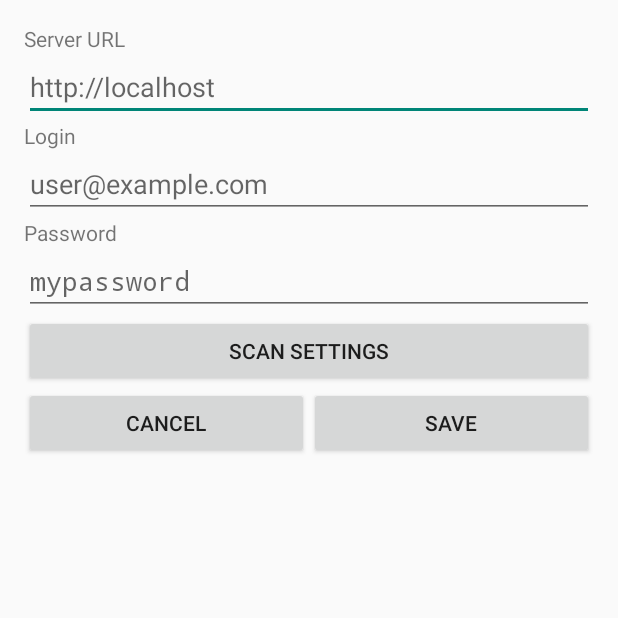
After one commit to ErosFricker/bachelor-thesis, an Android app: the SettingsActivity screen opened directly, with no data from a screen before it, on a phone screen of 412 x 824 dp, the top half of it. The commit adds this screen. Run offline under Robolectric (Android 15) with nearby library versions, the phone set to English and light mode, and no system bars.

Commit message:
added settings activity
settings activity

```diff
--- a/app/src/main/AndroidManifest.xml
+++ b/app/src/main/AndroidManifest.xml
@@ -41,6 +41,9 @@
         <activity
             android:name=".activities.CalendarActivity"
             android:label="@string/title_activity_calendar" />
+        <activity
+            android:name=".activities.SettingsActivity"
+            android:label="@string/title_activity_settings"></activity>
     </application>
 
 </manifest>
--- /dev/null
+++ b/app/src/main/java/ch/uzh/ifi/seal/bachelorthesis/activities/SettingsActivity.java
@@ -0,0 +1,57 @@
+package ch.uzh.ifi.seal.bachelorthesis.activities;
+
+import android.os.Bundle;
+import android.app.Activity;
+import android.view.View;
+import android.widget.Button;
+import android.widget.EditText;
+
+import ch.uzh.ifi.seal.bachelorthesis.R;
+
+public class SettingsActivity extends Activity {
+
+    Button cancelButton, saveButton, scanTokenButton;
+    EditText serverURLEditText, loginEditText, passwordEditText;
+
+    @Override
+    protected void onCreate(Bundle savedInstanceState) {
+        super.onCreate(savedInstanceState);
+        setContentView(R.layout.activity_settings);
+
+        serverURLEditText = (EditText)findViewById(R.id.setting_server_url);
+        loginEditText = (EditText)findViewById(R.id.setting_login);
+        passwordEditText = (EditText)findViewById(R.id.setting_password);
+
+        cancelButton = (Button)findViewById(R.id.cancel_button);
+        cancelButton.setOnClickListener(new View.OnClickListener() {
+            @Override
+            public void onClick(View v) {
+                finish();
+            }
+        });
+        saveButton = (Button)findViewById(R.id.save_button);
+        saveButton.setOnClickListener(new View.OnClickListener() {
+            @Override
+            public void onClick(View v) {
+                saveSettings();
+            }
+        });
+        scanTokenButton = (Button)findViewById(R.id.scan_settings_token_button);
+        scanTokenButton.setOnClickListener(new View.OnClickListener() {
+            @Override
+            public void onClick(View v) {
+                scanSettingsToken();
+            }
+        });
+
+    }
+
+    private void scanSettingsToken() {
+
+    }
+
+    private void saveSettings() {
+
+    }
+
+}
--- a/app/src/main/java/ch/uzh/ifi/seal/bachelorthesis/activities/menu/MainActivity.java
+++ b/app/src/main/java/ch/uzh/ifi/seal/bachelorthesis/activities/menu/MainActivity.java
@@ -16,7 +16,8 @@ public class MainActivity extends CarouselActivity {
         getCarousel().setPageMargin(30);
         getCarousel().setContents(new MainMenuItem("My Issues", R.mipmap.bug, 0),
                 new MainMenuItem("My Calendar", R.mipmap.calendar, 1),
-                new MainMenuItem("Scan Developers", R.mipmap.scan, 2));
+                new MainMenuItem("Scan Developers", R.mipmap.scan, 2),
+                new MainMenuItem("Settings", R.mipmap.settings, 3));
     }
 
 }
--- a/app/src/main/java/ch/uzh/ifi/seal/bachelorthesis/activities/menu/MainMenuItem.java
+++ b/app/src/main/java/ch/uzh/ifi/seal/bachelorthesis/activities/menu/MainMenuItem.java
@@ -5,6 +5,7 @@ import android.content.Intent;
 import ch.uzh.ifi.seal.bachelorthesis.activities.CalendarActivity;
 import ch.uzh.ifi.seal.bachelorthesis.activities.IssuesActivity;
 import ch.uzh.ifi.seal.bachelorthesis.activities.ScanActivity;
+import ch.uzh.ifi.seal.bachelorthesis.activities.SettingsActivity;
 import ch.uzh.ifi.seal.bachelorthesis.rest.SettingsParser;
 
 /**
@@ -31,8 +32,10 @@ public class MainMenuItem extends MenuItem {
             case 2:
                 intent = new Intent(context, ScanActivity.class);
                 break;
+            case 3:
+                intent = new Intent(context, SettingsActivity.class);
+                break;
             default:
-
                 break;
 
         }
--- /dev/null
+++ b/app/src/main/res/layout/activity_settings.xml
@@ -0,0 +1,77 @@
+<?xml version="1.0" encoding="utf-8"?>
+<ScrollView xmlns:android="http://schemas.android.com/apk/res/android"
+    xmlns:tools="http://schemas.android.com/tools"
+    android:layout_width="match_parent"
+    android:layout_height="match_parent"
+    android:paddingBottom="@dimen/activity_vertical_margin"
+    android:paddingLeft="@dimen/activity_horizontal_margin"
+    android:paddingRight="@dimen/activity_horizontal_margin"
+    android:paddingTop="@dimen/activity_vertical_margin"
+    android:orientation="vertical"
+    tools:context="ch.uzh.ifi.seal.bachelorthesis.activities.SettingsActivity">
+    <LinearLayout
+        android:orientation="vertical"
+        android:layout_width="match_parent"
+        android:layout_height="match_parent">
+        <TextView
+            style="@style/recon_jet_text_primary"
+            android:layout_width="match_parent"
+            android:layout_height="wrap_content"
+            android:text="Server URL"/>
+        <EditText
+            android:layout_width="match_parent"
+            android:layout_height="wrap_content"
+            android:hint="http://localhost"
+            android:id="@+id/setting_server_url"
+            android:inputType="textUri"/>
+        <TextView
+            android:layout_width="match_parent"
+            android:layout_height="wrap_content"
+            android:text="Login"
+            style="@style/recon_jet_text_primary"/>
+        <EditText
+            android:layout_width="match_parent"
+            android:layout_height="wrap_content"
+            android:id="@+id/setting_login"
+            style="@style/recon_jet_text_selectable"
+            android:hint="user@example.com" />
+
+        <TextView
+            style="@style/recon_jet_text_primary"
+            android:layout_width="match_parent"
+            android:layout_height="wrap_content"
+            android:text="Password"/>
+        <EditText
+            style="@style/recon_jet_text_selectable"
+            android:layout_width="match_parent"
+            android:layout_height="wrap_content"
+            android:id="@+id/setting_password"
+            android:inputType="textPassword"
+            android:hint="mypassword"/>
+        <Button
+            style="@style/recon_jet_text_selectable"
+            android:layout_width="match_parent"
+            android:layout_height="wrap_content"
+            android:id="@+id/scan_settings_token_button"
+            android:text="Scan Settings"/>
+        <LinearLayout
+            android:orientation="horizontal"
+            android:layout_width="match_parent"
+            android:layout_height="wrap_content">
+            <Button
+                android:layout_width="0dp"
+                android:layout_height="wrap_content"
+                android:layout_weight="1"
+                android:text="Cancel"
+                android:id="@+id/cancel_button"/>
+            <Button
+                style="@style/recon_jet_text_selectable"
+                android:layout_width="0dp"
+                android:layout_height="wrap_content"
+                android:layout_weight="1"
+                android:text="Save"
+                android:id="@+id/save_button"/>
+        </LinearLayout>
+    </LinearLayout>
+
+</ScrollView>
--- a/app/src/main/res/values/strings.xml
+++ b/app/src/main/res/values/strings.xml
@@ -27,4 +27,5 @@
 
     <string name="action_example">Example action</string>
     <string name="title_activity_drawer">DrawerActivity</string>
+    <string name="title_activity_settings">SettingsActivity</string>
 </resources>
```
Also changed, not shown: app/src/main/res/values/strings_activity_settings.xml (deleted, +0 -61 lines), settings.gradle (line endings or trailing spaces).
